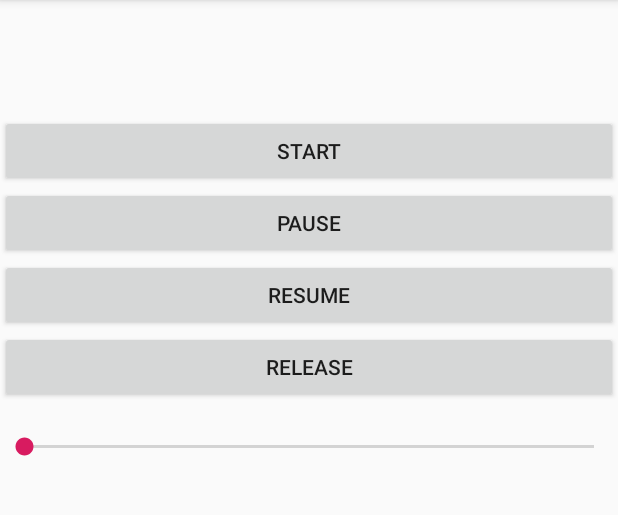
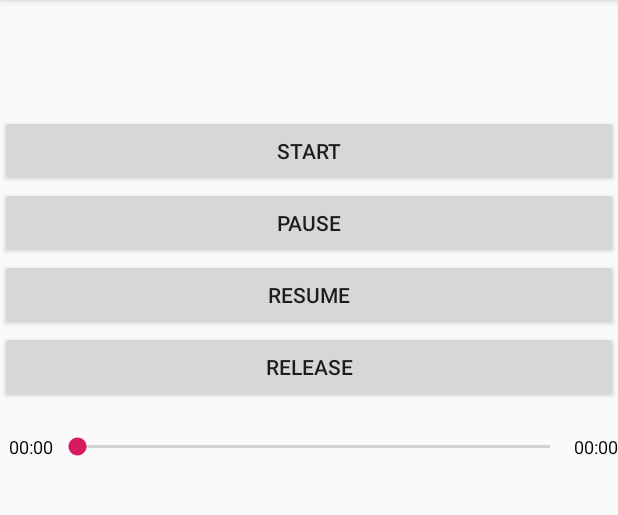
Before and after one commit to DMings/TestPlayer, an Android app: the screen it shows after launch (TestActivity), on a phone screen of 412 x 824 dp, the part 84-599 px from its top. Run offline under Robolectric (Android 15) with nearby library versions, the phone set to English and light mode, and no system bars; 2 statements that could not run were skipped.

Commit message:
video初步完善

```diff
--- a/app/src/main/java/com/dming/testplayer/gl/TestActivity.java
+++ b/app/src/main/java/com/dming/testplayer/gl/TestActivity.java
@@ -10,6 +10,8 @@ import android.view.SurfaceHolder;
 import android.view.SurfaceView;
 import android.view.View;
 import android.widget.SeekBar;
+import android.widget.TextView;
+import com.dming.testplayer.DUtils;
 import com.dming.testplayer.R;
 
 import java.io.File;
@@ -24,10 +26,17 @@ public class TestActivity extends AppCompatActivity {
     private Surface mSurface;
     private SurfaceView mSurfaceView;
     private SeekBar mSeekBar;
+    TextView curTimeTv;
+    TextView totalTimeTv;
+    private boolean mSeeking = false;
 
-    private native void play(String path, Surface surface,OnProgressListener onProgressListener);
+    private native void play(String path, Surface surface, OnProgressListener onProgressListener);
 
     private native void seek(float percent);
+
+    private native long get_current_time();
+
+    private native long get_duration_time();
 
     private native void pause();
 
@@ -41,8 +50,10 @@ public class TestActivity extends AppCompatActivity {
     protected void onCreate(@Nullable Bundle savedInstanceState) {
         super.onCreate(savedInstanceState);
         setContentView(R.layout.act_test);
-        mSeekBar = findViewById(R.id.test_sb);
+        mSeekBar = findViewById(R.id.play_sb);
         mSurfaceView = findViewById(R.id.sv_test);
+        curTimeTv = findViewById(R.id.curTimeTv);
+        totalTimeTv = findViewById(R.id.totalTimeTv);
         findViewById(R.id.btn_test_1).setOnClickListener(new View.OnClickListener() {
             @Override
             public void onClick(View v) {
@@ -54,13 +65,19 @@ public class TestActivity extends AppCompatActivity {
                         play(srcPath, mSurface, new OnProgressListener() {
                             @Override
                             public void onProgress(final long curTime, final long totalTime) {
-                                runOnUiThread(new Runnable() {
-                                    @Override
-                                    public void run() {
-                                        Log.i("DMFF","curTime: "+curTime+ " totalTime: "+totalTime);
-                                        mSeekBar.setProgress((int) (100.0f * curTime / totalTime));
-                                    }
-                                });
+                                if (!mSeeking) {
+                                    runOnUiThread(new Runnable() {
+                                        @Override
+                                        public void run() {
+                                            long curSecTime = curTime / 1000;
+                                            long totalSecTime = totalTime / 1000;
+                                            curTimeTv.setText(DUtils.secToTime(curSecTime));
+                                            totalTimeTv.setText(DUtils.secToTime(totalSecTime));
+                                            Log.i("DMFF", "curTime: " + curSecTime + " totalTime: " + totalSecTime);
+                                            mSeekBar.setProgress((int) (100.0f * curSecTime / totalSecTime));
+                                        }
+                                    });
+                                }
                             }
                         });
                     }
@@ -96,12 +113,19 @@ public class TestActivity extends AppCompatActivity {
 
             @Override
             public void onStartTrackingTouch(SeekBar seekBar) {
-
+                mSeeking = true;
             }
 
             @Override
             public void onStopTrackingTouch(SeekBar seekBar) {
                 seek(1.0f * seekBar.getProgress() / seekBar.getMax());
+                runOnUiThread(new Runnable() {
+                    @Override
+                    public void run() {
+                        mSeeking = false;
+                    }
+                });
+
             }
         });
 
--- a/app/src/main/res/layout/act_test.xml
+++ b/app/src/main/res/layout/act_test.xml
@@ -30,12 +30,42 @@
                 android:layout_width="match_parent"
                 android:layout_height="wrap_content"
                 android:text="release"/>
-        <SeekBar
-                android:id="@+id/test_sb"
+
+        <LinearLayout
                 android:layout_marginTop="20dp"
-                android:max="100"
                 android:layout_width="match_parent"
-                android:layout_height="wrap_content"/>
+                android:layout_height="wrap_content"
+                android:orientation="horizontal"
+        >
+            <TextView
+                    android:id="@+id/curTimeTv"
+                    android:layout_marginLeft="6dp"
+                    android:layout_gravity="center_vertical"
+                    android:layout_width="wrap_content"
+                    android:layout_height="wrap_content"
+                    android:textSize="12sp"
+                    android:textColor="#000"
+                    android:text="00:00"/>
+
+            <android.support.v7.widget.AppCompatSeekBar
+                    android:id="@+id/play_sb"
+                    android:layout_gravity="center_vertical"
+                    android:visibility="visible"
+                    android:layout_width="0dp"
+                    android:layout_weight="1"
+                    android:layout_height="wrap_content"
+                    android:progress="0"
+                    android:max="100"/>
+
+            <TextView
+                    android:id="@+id/totalTimeTv"
+                    android:layout_gravity="center_vertical"
+                    android:layout_width="wrap_content"
+                    android:layout_height="wrap_content"
+                    android:textSize="12sp"
+                    android:textColor="#000"
+                    android:text="00:00"/>
+        </LinearLayout>
 
     </LinearLayout>
     <LinearLayout
```
Also changed, not shown: app/src/main/java/com/dming/testplayer/DUtils.java (added, +96 -0 lines), 8 other files.
